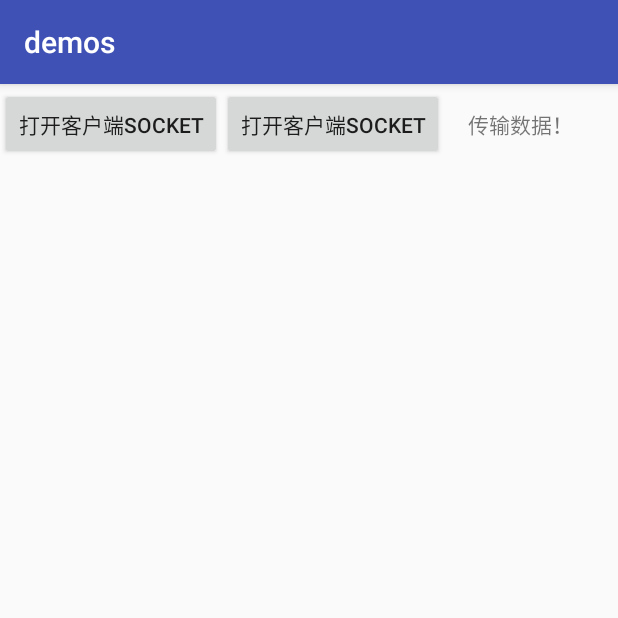
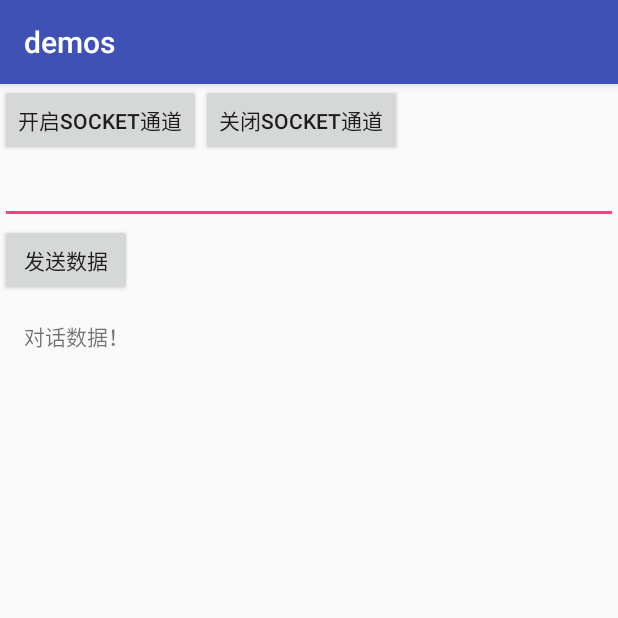
Before and after one commit to ieewbbwe/Android_Demos, an Android app: the SocketActivity screen opened directly, with no data from a screen before it, on a phone screen of 412 x 824 dp, the top half of it. Run offline under Robolectric (Android 15) with nearby library versions, the phone set to English and light mode, and no system bars; our stand-ins replace ButterKnife.

Commit message:
添加Socket实例

```diff
--- /dev/null
+++ b/app/src/main/assets/a.txt
@@ -0,0 +1,2 @@
+A：你好
+B：你好啊
--- a/app/src/main/res/layout/activity_socket.xml
+++ b/app/src/main/res/layout/activity_socket.xml
@@ -5,24 +5,44 @@
     xmlns:tools="http://schemas.android.com/tools"
     android:layout_width="match_parent"
     android:layout_height="match_parent"
+    android:orientation="vertical"
     tools:context="com.webber.demos.trandfer.socket.SocketActivity">
 
+    <LinearLayout
+        android:layout_width="match_parent"
+        android:layout_height="wrap_content"
+        android:orientation="horizontal">
+
+        <Button
+            android:id="@+id/m_start_bt"
+            android:layout_width="wrap_content"
+            android:layout_height="wrap_content"
+            android:text="开启Socket通道"/>
+
+        <Button
+            android:id="@+id/m_close_bt"
+            android:layout_width="wrap_content"
+            android:layout_height="wrap_content"
+            android:text="关闭Socket通道"/>
+
+
+    </LinearLayout>
+
+    <EditText
+        android:id="@+id/m_message_et"
+        android:layout_width="match_parent"
+        android:layout_height="wrap_content"/>
+
     <Button
-        android:id="@+id/m_client_bt"
+        android:id="@+id/m_send_bt"
         android:layout_width="wrap_content"
         android:layout_height="wrap_content"
-        android:text="打开客户端Socket"/>
-
-    <Button
-        android:id="@+id/m_service_bt"
-        android:layout_width="wrap_content"
-        android:layout_height="wrap_content"
-        android:text="打开客户端Socket"/>
+        android:text="发送数据"/>
 
     <TextView
         android:id="@+id/m_test_tv"
         android:layout_width="match_parent"
         android:layout_height="wrap_content"
         android:padding="16dp"
-        android:text="传输数据！"/>
+        android:text="对话数据！"/>
 </LinearLayout>
```
Also changed, not shown: app/src/main/java/com/webber/demos/trandfer/socket/SocketActivity.java (+126 -52 lines).
